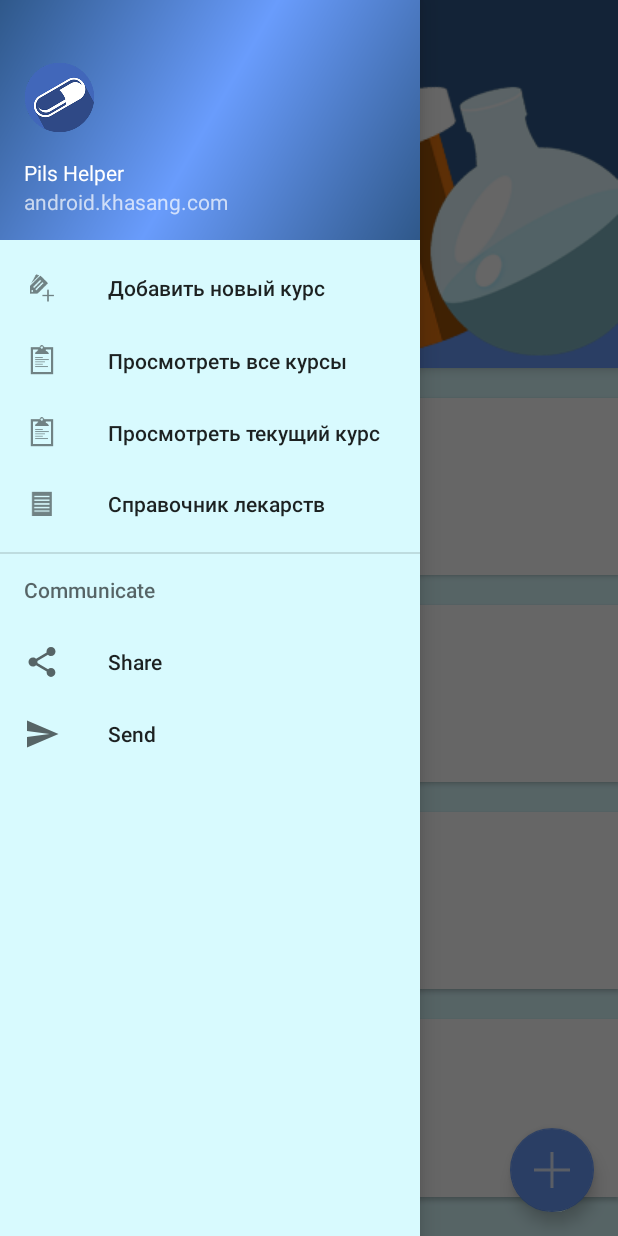
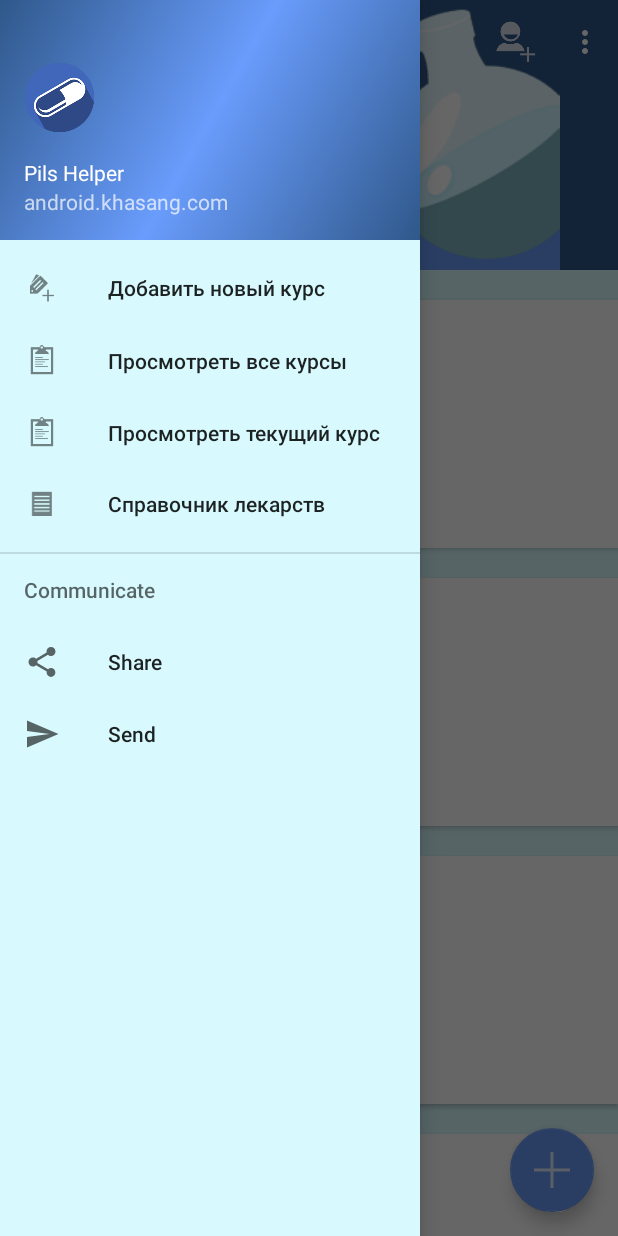
Before and after one commit to khasang-incubator/Android_2016_05_03, an Android app: the screen it shows after launch (DrawerActivity), with the side drawer open, on a phone screen of 412 x 824 dp. Run offline under Robolectric (Android 15) with nearby library versions, the phone set to English and light mode, and no system bars.

Commit message:
картинка в шапке

```diff
--- a/Application/PillsHelper/app/src/main/res/layout/app_bar_drawer.xml
+++ b/Application/PillsHelper/app/src/main/res/layout/app_bar_drawer.xml
@@ -1,5 +1,6 @@
 <?xml version="1.0" encoding="utf-8"?>
-<android.support.design.widget.CoordinatorLayout xmlns:android="http://schemas.android.com/apk/res/android"
+<android.support.design.widget.CoordinatorLayout
+    xmlns:android="http://schemas.android.com/apk/res/android"
     xmlns:app="http://schemas.android.com/apk/res-auto"
     xmlns:tools="http://schemas.android.com/tools"
     android:layout_width="match_parent"
@@ -9,20 +10,32 @@
 
     <android.support.design.widget.AppBarLayout
         android:layout_width="match_parent"
-        android:layout_height="wrap_content"
-        android:background="@drawable/header_new"
+        android:layout_height="@dimen/app_bar_height"
+        android:fitsSystemWindows="true"
         android:theme="@style/AppTheme.NoActionBar.AppBarOverlay">
 
-        <android.support.v7.widget.Toolbar
-            android:id="@+id/toolbar"
+        <android.support.design.widget.CollapsingToolbarLayout
+            android:id="@+id/toolbar_layout"
             android:layout_width="match_parent"
-            android:layout_height="?attr/actionBarSize"
-            app:popupTheme="@style/AppTheme.NoActionBar.PopupOverlay" />
+            android:layout_height="match_parent"
+            android:fitsSystemWindows="true"
+            app:contentScrim="?attr/colorPrimary"
+            app:layout_scrollFlags="scroll|exitUntilCollapsed">
+
+            <include layout="@layout/drawer_header"/>
+
+            <android.support.v7.widget.Toolbar
+                android:id="@+id/toolbar"
+                android:layout_width="match_parent"
+                android:layout_height="?attr/actionBarSize"
+                app:layout_collapseMode="pin"
+                app:popupTheme="@style/AppTheme.NoActionBar.PopupOverlay"/>
+
+        </android.support.design.widget.CollapsingToolbarLayout>
 
     </android.support.design.widget.AppBarLayout>
 
-
-    <include layout="@layout/content_drawer" />
+    <include layout="@layout/content_drawer"/>
 
     <android.support.design.widget.FloatingActionButton
         android:id="@+id/fab"
@@ -30,6 +43,6 @@
         android:layout_height="wrap_content"
         android:layout_gravity="bottom|end"
         android:layout_margin="@dimen/fab_margin"
-        android:src="@android:drawable/ic_dialog_email" />
+        android:src="@android:drawable/ic_dialog_email"/>
 
 </android.support.design.widget.CoordinatorLayout>
--- a/Application/PillsHelper/app/src/main/res/layout/drawer_header.xml
+++ b/Application/PillsHelper/app/src/main/res/layout/drawer_header.xml
@@ -5,6 +5,6 @@
     android:adjustViewBounds="true"
     android:orientation="vertical"
     android:scaleType="fitCenter"
-    android:src="@drawable/header">
+    android:src="@drawable/header_new">
 
 </ImageView>
```
Also changed, not shown: Application/PillsHelper/app/src/main/res/layout/activity_drug.xml (+5 -4 lines).
